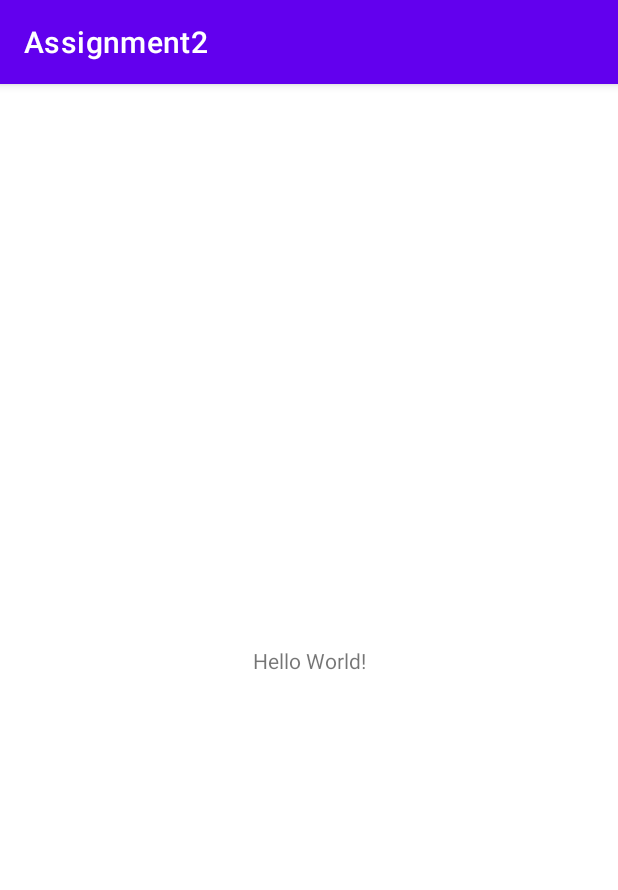
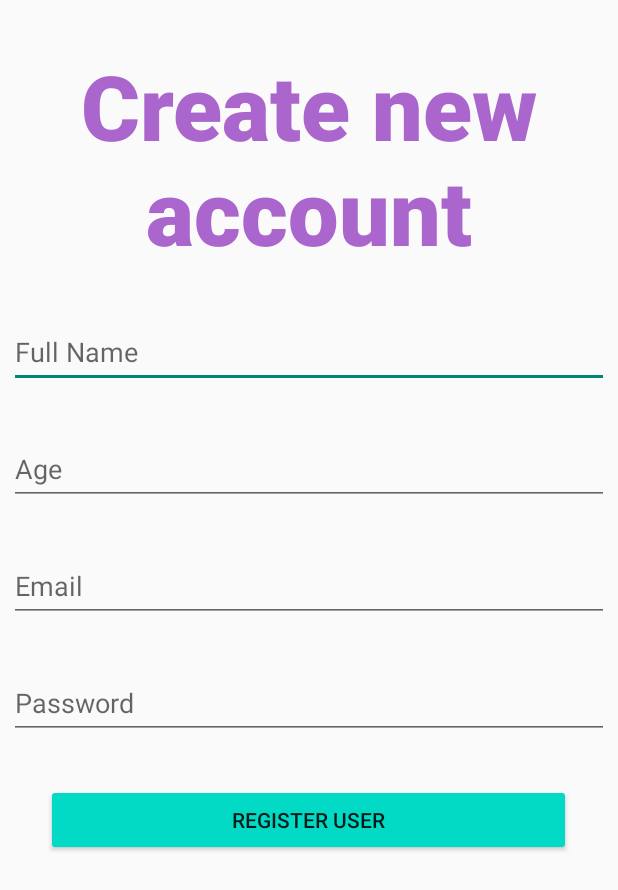
Before and after one commit to GavinGD/AndroidAssignment2, an Android app: the screen it shows after launch (MainActivity before the commit, RegisterActivity after it), on a phone screen of 412 x 824 dp. Shown: the top 890 px of the screen. Run offline under Robolectric (Android 15) with nearby library versions, the phone set to English and light mode, and no system bars; our stand-ins replace Firebase (no records; nobody signed in at launch, a user with empty details on screens opened directly); 1 statement that could not run was skipped.

Commit message:
Redesigned layout

```diff
--- a/app/build.gradle
+++ b/app/build.gradle
@@ -34,6 +34,7 @@ dependencies {
     implementation 'com.google.android.material:material:1.4.0'
     implementation 'androidx.constraintlayout:constraintlayout:2.1.1'
     implementation 'com.google.firebase:firebase-database:20.0.2'
+    implementation 'com.google.firebase:firebase-auth:21.0.1'
     testImplementation 'junit:junit:4.+'
     androidTestImplementation 'androidx.test.ext:junit:1.1.3'
     androidTestImplementation 'androidx.test.espresso:espresso-core:3.4.0'
--- /dev/null
+++ b/app/src/main/java/ca/bcit/assignment2/RegisterActivity.java
@@ -0,0 +1,115 @@
+package ca.bcit.assignment2;
+
+import androidx.annotation.NonNull;
+import androidx.appcompat.app.AppCompatActivity;
+
+import android.content.Intent;
+import android.os.Bundle;
+import android.text.TextUtils;
+import android.view.View;
+import android.widget.Button;
+import android.widget.EditText;
+import android.widget.ProgressBar;
+import android.widget.TextView;
+import android.widget.Toast;
+
+import com.google.android.gms.tasks.OnCompleteListener;
+import com.google.android.gms.tasks.Task;
+import com.google.firebase.auth.AuthResult;
+import com.google.firebase.auth.FirebaseAuth;
+
+public class RegisterActivity extends AppCompatActivity {
+    EditText editEmail, editPassword, editFullName, editAge;
+    Button btnRegister;
+    TextView tvLogin;
+    ProgressBar progressBar;
+
+    @Override
+    protected void onCreate(Bundle savedInstanceState) {
+        super.onCreate(savedInstanceState);
+        setContentView(R.layout.activity_register);
+
+        editFullName = findViewById(R.id.fullName);
+        editAge = findViewById(R.id.age);
+        editEmail = findViewById(R.id.editEmail);
+        editPassword = findViewById(R.id.editPassword);
+        btnRegister = findViewById(R.id.btnRegister);
+        progressBar = findViewById(R.id.progressBar);
+
+        //Firebase authenticator
+        FirebaseAuth fAuth;
+        fAuth = FirebaseAuth.getInstance();
+
+        //Checks if user is still logged in after backing out of app for some time
+        if (fAuth.getCurrentUser() != null) {
+            startActivity(new Intent(getApplicationContext(), MainActivity.class));
+            finish();
+        }
+
+        /***********EVENT HANDLERS**********/
+        btnRegister.setOnClickListener(new View.OnClickListener() {
+            @Override
+            public void onClick(View view) {
+                String fullName = editFullName.getText().toString().trim();
+                String age = editAge.getText().toString().trim();
+                String email = editEmail.getText().toString().trim();
+                String password = editPassword.getText().toString().trim();
+
+                if (TextUtils.isEmpty(fullName)) {
+                    editFullName.setError("Full Name is required");
+                    editFullName.requestFocus();
+                    return;
+                }
+
+                if (TextUtils.isEmpty(age)) {
+                    editAge.setError("Age is required");
+                    editAge.requestFocus();
+                    return;
+                }
+
+                if (TextUtils.isEmpty(email)) {
+                    editEmail.setError("Email is required");
+                    editEmail.requestFocus();
+                    return;
+                }
+
+                if (TextUtils.isEmpty(password)) {
+                    editPassword.setError("Password is required");
+                    editPassword.requestFocus();
+                    return;
+                }
+
+                if (password.length() <6) {
+                    editPassword.setError("Password must be >= 6 characters.");
+                    editPassword.requestFocus();
+                    return;
+                }
+
+                progressBar.setVisibility(View.VISIBLE);
+
+                // register user
+                fAuth.createUserWithEmailAndPassword(email, password).addOnCompleteListener(new OnCompleteListener<AuthResult>() {
+                    @Override
+                    public void onComplete(@NonNull Task<AuthResult> task) {
+                        if (task.isSuccessful()) {
+                            Toast.makeText(RegisterActivity.this, "User Created", Toast.LENGTH_LONG).show();
+                            startActivity(new Intent(getApplicationContext(), MainActivity.class));
+                        } else {
+                            Toast.makeText(RegisterActivity.this, "ERROR: " + task.getException().getMessage(), Toast.LENGTH_LONG).show();
+                            progressBar.setVisibility(View.GONE);
+                        }
+                    }
+                });
+            }
+        });
+
+        tvLogin.setOnClickListener(new View.OnClickListener() {
+            @Override
+            public void onClick(View view) {
+                startActivity(new Intent(getApplicationContext(), LoginActivity.class));
+            }
+        });
+
+
+    }
+}
--- /dev/null
+++ b/app/src/main/res/layout/activity_register.xml
@@ -0,0 +1,102 @@
+<?xml version="1.0" encoding="utf-8"?>
+<LinearLayout xmlns:android="http://schemas.android.com/apk/res/android"
+    xmlns:app="http://schemas.android.com/apk/res-auto"
+    xmlns:tools="http://schemas.android.com/tools"
+    android:layout_width="match_parent"
+    android:layout_height="match_parent"
+    android:orientation="vertical"
+    tools:context=".RegisterActivity">
+
+    <TextView
+        android:id="@+id/tvApp"
+        android:layout_width="wrap_content"
+        android:layout_height="wrap_content"
+        android:layout_marginTop="30dp"
+        android:textSize="60sp"
+        android:textStyle="bold"
+        android:textAlignment="center"
+        android:fontFamily="sans-serif-black"
+        android:layout_gravity="center"
+        android:textColor="@android:color/holo_purple"
+        android:text="@string/create_new_account" />
+
+    <LinearLayout
+        android:layout_width="match_parent"
+        android:layout_height="wrap_content"
+        android:orientation="vertical"
+        android:gravity="center">
+
+        <EditText
+            android:id="@+id/fullName"
+            android:layout_width="400dp"
+            android:layout_height="wrap_content"
+            android:layout_marginTop="30dp"
+            android:autofillHints="emailAddress"
+            android:hint="@string/fullNameRegister"
+            android:inputType="textPersonName"
+            android:minHeight="48dp" />
+
+        <EditText
+            android:id="@+id/age"
+            android:layout_width="400dp"
+            android:layout_height="wrap_content"
+            android:layout_marginTop="30dp"
+            android:hint="@string/age"
+            android:inputType="number"
+            android:minHeight="48dp" />
+
+        <EditText
+            android:id="@+id/editEmail"
+            android:layout_width="400dp"
+            android:layout_height="wrap_content"
+            android:layout_marginTop="30dp"
+            android:autofillHints="emailAddress"
+            android:hint="@string/email"
+            android:inputType="textEmailAddress"
+            android:minHeight="48dp" />
+
+        <EditText
+            android:id="@+id/editPassword"
+            android:layout_width="400dp"
+            android:layout_height="wrap_content"
+            android:layout_marginTop="30dp"
+            android:autofillHints="password"
+            android:hint="@string/password"
+            android:inputType="textPassword"
+            android:minHeight="48dp" />
+
+    </LinearLayout>
+
+    <LinearLayout
+        android:layout_width="350dp"
+        android:layout_height="wrap_content"
+        android:layout_gravity="center"
+        android:layout_marginTop="30dp"
+        android:orientation="horizontal">
+
+        <Button
+            android:id="@+id/btnRegister"
+            android:layout_width="0dp"
+            android:layout_height="wrap_content"
+            android:layout_weight="2"
+            android:backgroundTint="@color/teal_200"
+            android:text="@string/register" />
+
+    </LinearLayout>
+
+
+    <ProgressBar
+        android:id="@+id/progressBar"
+        style="?android:attr/progressBarStyleHorizontal"
+        android:layout_width="wrap_content"
+        android:layout_height="wrap_content"
+        android:minHeight="50dp"
+        android:minWidth="250dp"
+        android:layout_marginTop="20dp"
+        android:max="100"
+        android:indeterminate="true"
+        android:visibility="invisible"
+        android:layout_gravity="center"
+        android:progress="1" />
+
+</LinearLayout>
--- a/app/src/main/res/values/strings.xml
+++ b/app/src/main/res/values/strings.xml
@@ -1,3 +1,20 @@
 <resources>
     <string name="app_name">Assignment2</string>
+    <string name="login">LOGIN</string>
+    <string name="register">REGISTER USER</string>
+    <string name="logout">Logout</string>
+    <string name="email">Email</string>
+    <string name="password">Password</string>
+    <string name="login_title">LOGIN</string>
+    <string name="create_new_account">Create new account</string>
+    <string name="johnny">Johnny Hui (A00973103)</string>
+    <string name="gavin">Gavin Knoke (A12345678)</string>
+    <string name="monthYearCases">Cases by Month &amp; Year</string>
+    <string name="healthAuthCases">Cases by Health Authority</string>
+    <string name="genderCases">Cases by Gender</string>
+    <string name="ageGroupCases">Cases by Age Group</string>
+    <string name="logoutBtnTag">Log Out</string>
+    <string name="app_title">COVID APP</string>
+    <string name="fullNameRegister">Full Name</string>
+    <string name="age">Age</string>
 </resources>
```
Also changed, not shown: app/src/main/AndroidManifest.xml (+13 -2 lines), app/src/main/java/ca/bcit/assignment2/LoginActivity.java (added, +48 -0 lines), app/src/main/java/ca/bcit/assignment2/MainActivity.java (+32 -0 lines), app/src/main/res/layout/activity_login.xml (added, +84 -0 lines), app/src/main/res/layout/activity_main.xml (+67 -4 lines).
